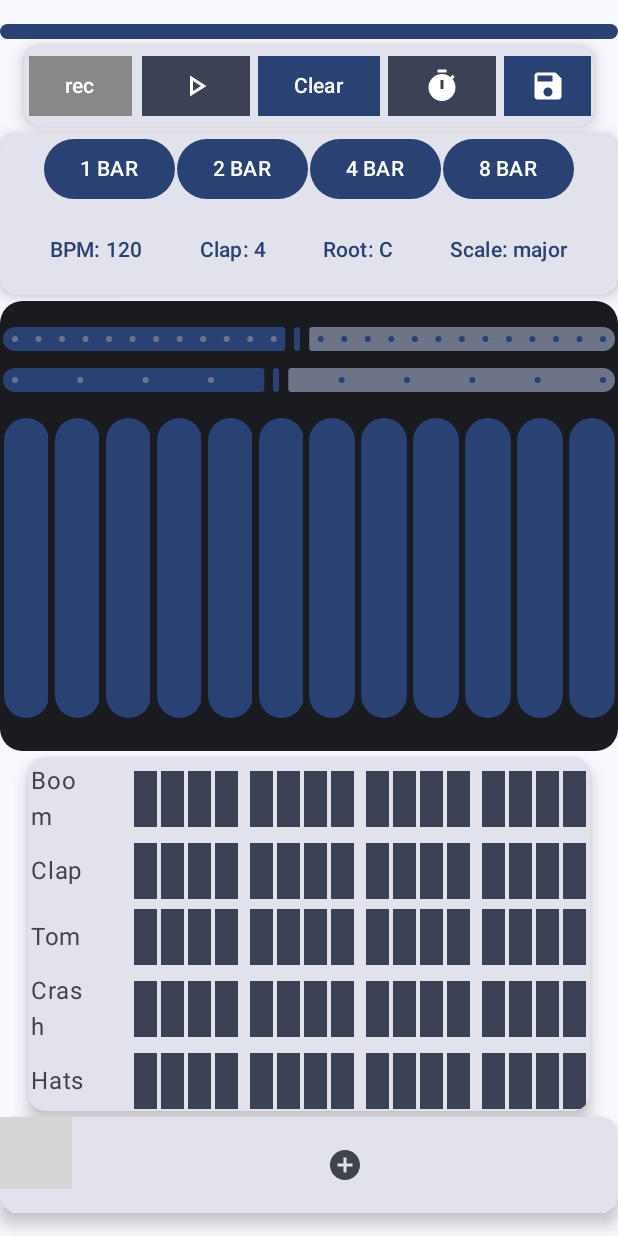
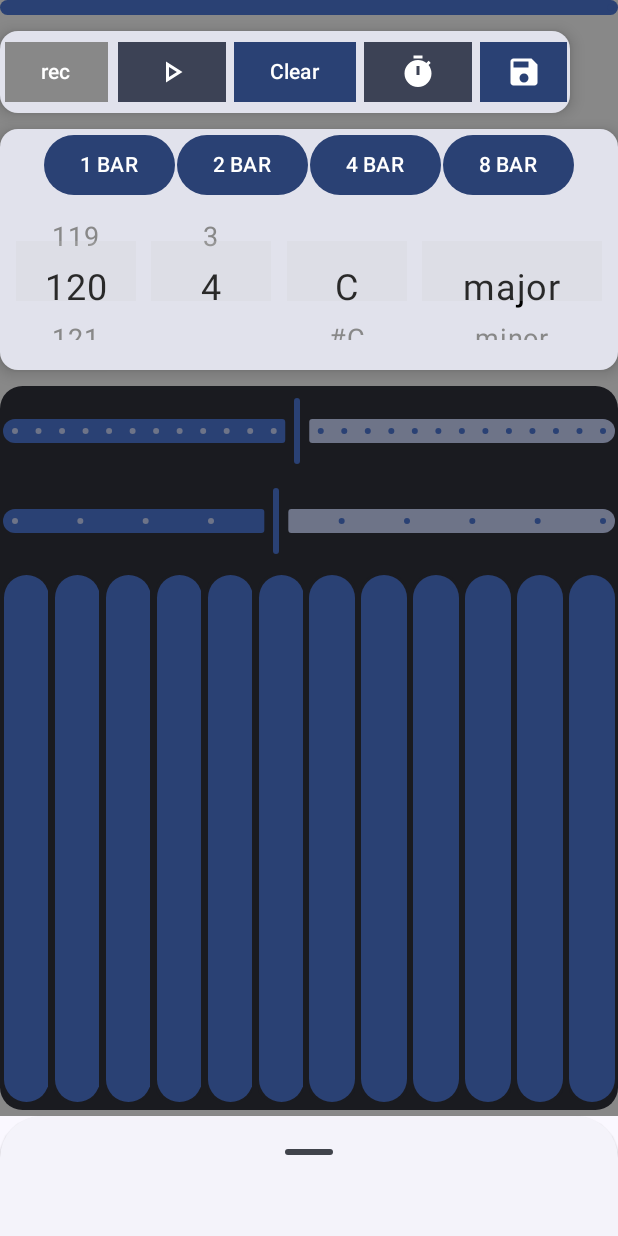
Before and after one commit to zongzixifi/AndroidSynth, an Android app built with Jetpack Compose: the @Preview function GreetingPreview, on a phone screen of 412 x 824 dp. Run offline under Robolectric (Android 15) with nearby library versions, the phone set to English and light mode, and no system bars; libraries missing offline, so code that uses them is left out: org.burnoutcrew.reorderable; network calls fail; 7 statements that could not run were skipped; grey boxes are pictures that could not be loaded.

Commit message:
V4.5 界面优化2

```diff
--- /dev/null
+++ b/app/src/main/java/com/example/project2/MusicGenPage/MusicGenItems.kt
@@ -0,0 +1,4 @@
+package com.example.project2.MusicGenPage
+
+class MusicGenItems {
+}
--- a/app/src/main/java/com/example/project2/SynthPage/MusicInfoItem.kt
+++ b/app/src/main/java/com/example/project2/SynthPage/MusicInfoItem.kt
@@ -1,11 +1,19 @@
 package com.example.project2.SynthPage
 
+import androidx.compose.foundation.background
+import androidx.compose.foundation.clickable
 import androidx.compose.foundation.layout.Arrangement
 import androidx.compose.foundation.layout.Box
 import androidx.compose.foundation.layout.Column
+import androidx.compose.foundation.layout.PaddingValues
 import androidx.compose.foundation.layout.Row
 import androidx.compose.foundation.layout.fillMaxWidth
+import androidx.compose.foundation.layout.height
 import androidx.compose.foundation.layout.padding
+import androidx.compose.foundation.layout.width
+import androidx.compose.foundation.lazy.LazyColumn
+import androidx.compose.foundation.lazy.itemsIndexed
+import androidx.compose.foundation.lazy.rememberLazyListState
 import androidx.compose.material3.Button
 import androidx.compose.material3.Card
 import androidx.compose.material3.CardDefaults
@@ -19,22 +27,26 @@ import androidx.compose.runtime.collectAsState
 import androidx.compose.runtime.getValue
 import androidx.compose.runtime.mutableStateOf
 import androidx.compose.runtime.remember
+import androidx.compose.runtime.rememberCoroutineScope
 import androidx.compose.runtime.setValue
 import androidx.compose.ui.Alignment
 import androidx.compose.ui.Modifier
+import androidx.compose.ui.graphics.Color
+import androidx.compose.ui.tooling.preview.Preview
 import androidx.compose.ui.unit.dp
+import androidx.compose.ui.unit.sp
 import androidx.lifecycle.viewmodel.compose.viewModel
 import com.example.project2.FluidSynthManager
+import kotlinx.coroutines.launch
 
 
 @Composable
-fun BasicMusicInfoSet(modifier: Modifier = Modifier, viewModel:MusicViewModel = viewModel()) {
+fun BasicMusicInfoSet(modifier: Modifier = Modifier, viewModel: MusicViewModel = viewModel()) {
     val musicInfo by viewModel.musicInfo.collectAsState()
 
     LaunchedEffect(musicInfo) {
         FluidSynthManager.setBasicMusicInfo(musicInfo.BPM, musicInfo.bar, musicInfo.clap)
     }
-
 
     Card(
         modifier = modifier,
@@ -44,11 +56,11 @@ fun BasicMusicInfoSet(modifier: Modifier = Modifier, viewModel:MusicViewModel =
         elevation = CardDefaults.cardElevation(
             defaultElevation = 6.dp
         ),
-    ){
+    ) {
         Column(
             modifier = Modifier
                 .fillMaxWidth(),
-            horizontalAlignment = Alignment.CenterHorizontally
+            horizontalAlignment = Alignment.CenterHorizontally,
         ) {
             Row(
                 modifier = Modifier,
@@ -75,50 +87,130 @@ fun BasicMusicInfoSet(modifier: Modifier = Modifier, viewModel:MusicViewModel =
                     }
                 ) { Text(text = "8 BAR") }
             }
+
             Row(
-                modifier = Modifier,
-                horizontalArrangement = Arrangement.spacedBy(1.dp)
-            ){
-                DropdownMenu(
-                    text = "BPM: ${musicInfo.BPM}",
-                    menuItemData = (40..240).toList().map { it.toString() },
-                    OnClick = {
-                        viewModel.updateBPM(it.toInt())
-                    }
+                modifier = Modifier.fillMaxWidth().padding(bottom = 20.dp),
+                horizontalArrangement = Arrangement.SpaceEvenly
+            ) {
+                PickerWheel(
+                    items = (40..240).toList().map { it.toString() },
+                    selectedIndex = musicInfo.BPM - 40,
+                    onItemSelected = {
+                        viewModel.updateBPM(it + 40)
+                    },
+                    modifier = Modifier.width(80.dp)
                 )
-                DropdownMenu(
-                    text = "Clap: ${musicInfo.clap}",
-                    menuItemData = (3..4).toList().map { it.toString() },
-                    OnClick = {
-                        viewModel.updateClap(it.toInt())
-                    }
+                PickerWheel(
+                    items = (3..4).toList().map { it.toString() },
+                    selectedIndex = musicInfo.clap - 3,
+                    onItemSelected = {
+                        viewModel.updateClap(it + 3)
+                    },
+                    modifier = Modifier.width(80.dp)
                 )
-                DropdownMenu(
-                    text = "Root: ${musicInfo.root}",
-                    menuItemData = listOf("C", "#C", "D", "#D", "E", "F", "#F", "G", "#G", "A", "#A", "B"),
-                    OnClick = {
-                        viewModel.updateRoot(it)
-                    }
+                val rootItems = listOf("C", "#C", "D", "#D", "E", "F", "#F", "G", "#G", "A", "#A", "B")
+                PickerWheel(
+                    items = rootItems,
+                    selectedIndex = rootItems.indexOf(musicInfo.root),
+                    onItemSelected = {
+                        viewModel.updateRoot(rootItems[it])
+                    },
+                    modifier = Modifier.width(80.dp)
                 )
-                DropdownMenu(
-                    text = "Scale: ${musicInfo.scale}",
-                    menuItemData = listOf("major", "minor", "blues", "dorian","major_pentatonic","minor_pentatonic","harmonic_minor","melodic_minor","dorian","phrygian","lydian","mixolydian","locrian"),
-                    OnClick = {
-                        viewModel.updateScale(it)
-                    }
+                val scaleItems = listOf("major", "minor", "blues", "dorian", "major_pentatonic", "minor_pentatonic", "harmonic_minor", "melodic_minor", "phrygian", "lydian", "mixolydian", "locrian")
+                PickerWheel(
+                    items = scaleItems,
+                    selectedIndex = scaleItems.indexOf(musicInfo.scale),
+                    onItemSelected = {
+                        viewModel.updateScale(scaleItems[it])
+                    },
+                    modifier = Modifier.width(120.dp)
+                )
+            }
+        }
+    }
+}
+
+// 滚筒选择器实现
+@Composable
+fun PickerWheel(
+    items: List<String>,
+    selectedIndex: Int,
+    onItemSelected: (Int) -> Unit,
+    modifier: Modifier = Modifier
+) {
+    val listState = rememberLazyListState()
+    val coroutineScope = rememberCoroutineScope()
+
+    // 初始滚动到选中项
+    LaunchedEffect(Unit) {
+        listState.scrollToItem(selectedIndex)
+    }
+
+    Box(modifier = modifier.height(120.dp)) {
+        LazyColumn(
+            state = listState,
+            modifier = Modifier
+                .fillMaxWidth()
+                .align(Alignment.Center),
+            contentPadding = PaddingValues(vertical = 40.dp), // 上下空出
+            horizontalAlignment = Alignment.CenterHorizontally
+        ) {
+            itemsIndexed(items) { index, item ->
+                Text(
+                    text = item,
+                    fontSize = if (index == selectedIndex) 24.sp else 18.sp,
+                    color = if (index == selectedIndex) Color.Black else Color.Gray,
+                    modifier = Modifier
+                        .padding(4.dp)
+                        .clickable {
+                            coroutineScope.launch {
+                                listState.animateScrollToItem(index)
+                                onItemSelected(index)
+                            }
+                        }
                 )
             }
         }
 
+        // 中间高亮线
+        Box(
+            Modifier
+                .fillMaxWidth()
+                .height(40.dp)
+                .align(Alignment.Center)
+                .background(Color.LightGray.copy(alpha = 0.2f))
+        )
     }
+}
+
+
+@Preview
+@Composable
+fun PreviewPickerWheel() {
+    var selectedBpmIndex by remember { mutableStateOf(60) }
+    val bpmList = (60..180).map { it.toString() }
+
+    PickerWheel(
+        items = bpmList,
+        selectedIndex = selectedBpmIndex - 60,
+        onItemSelected = { index -> selectedBpmIndex = index + 60 },
+        modifier = Modifier.width(100.dp).height(300.dp)
+    )
+}
+
+@Preview
+@Composable
+private fun prevControlBar() {
+    BasicMusicInfoSet()
 }
 
 @Composable
 fun DropdownMenu(
     modifier: Modifier = Modifier,
-    text :String,
-    menuItemData : List<String>,
-    OnClick : (String) -> Unit
+    text: String,
+    menuItemData: List<String>,
+    OnClick: (String) -> Unit
 ) {
     var expanded by remember { mutableStateOf(false) }
     // Placeholder list of 100 strings for demonstration
--- a/app/src/main/java/com/example/project2/SynthPage/SynthItems.kt
+++ b/app/src/main/java/com/example/project2/SynthPage/SynthItems.kt
@@ -9,12 +9,14 @@ import androidx.compose.foundation.layout.Box
 import androidx.compose.foundation.layout.BoxWithConstraints
 import androidx.compose.foundation.layout.Column
 import androidx.compose.foundation.layout.Row
+import androidx.compose.foundation.layout.Spacer
 import androidx.compose.foundation.layout.fillMaxHeight
 import androidx.compose.foundation.layout.fillMaxSize
 import androidx.compose.foundation.layout.fillMaxWidth
 import androidx.compose.foundation.layout.height
 import androidx.compose.foundation.layout.heightIn
 import androidx.compose.foundation.layout.padding
+import androidx.compose.foundation.layout.width
 import androidx.compose.foundation.lazy.LazyColumn
 import androidx.compose.foundation.lazy.rememberLazyListState
 import androidx.compose.foundation.shape.RoundedCornerShape
@@ -71,28 +73,28 @@ fun Keyboards(modifier: Modifier = Modifier, viewModel: MusicViewModel = viewMod
     ) {
         Column(
             modifier = Modifier,
-            verticalArrangement = Arrangement.SpaceEvenly,
+            verticalArrangement = Arrangement.Top,
             horizontalAlignment = Alignment.CenterHorizontally
         ) {
             Slider(
-                modifier = Modifier.height(5.dp),
+                modifier = Modifier.height(5.dp).weight(1f),
                 value = keyInterval.toFloat(),
                 valueRange = 1f..24f,
                 steps = 24,
                 onValueChange = { keyInterval = it.toInt()}
             )
             Slider(
-                modifier = Modifier.height(5.dp),
+                modifier = Modifier.height(5.dp).weight(1f),
                 value = octave.toFloat(),
                 valueRange = 1f..8f,
                 steps = 8,
                 onValueChange = { octave = it.toInt()}
             )
-
             Box(
                 modifier = Modifier
+                    .weight(6f)
+                    .padding(vertical = 5.dp)
                     .fillMaxWidth()
-                    .heightIn(min = 100.dp, max = 200.dp)
                     .onGloballyPositioned { layoutCoordinates ->
                         componentSize = layoutCoordinates.size
                     }
@@ -146,7 +148,7 @@ fun Keyboards(modifier: Modifier = Modifier, viewModel: MusicViewModel = viewMod
                         }
                     },
             ) {
-                KeyboardsItem(count = keyInterval)
+                KeyboardsItem(count = keyInterval, modifier = Modifier.matchParentSize())
             }
         }
     }
--- a/app/src/main/java/com/example/project2/SynthPage/SynthScreen.kt
+++ b/app/src/main/java/com/example/project2/SynthPage/SynthScreen.kt
@@ -1,19 +1,31 @@
 package com.example.project2.SynthPage
 
+import androidx.compose.foundation.background
 import androidx.compose.foundation.layout.Arrangement
+import androidx.compose.foundation.layout.Box
 import androidx.compose.foundation.layout.Column
 import androidx.compose.foundation.layout.Spacer
+import androidx.compose.foundation.layout.fillMaxHeight
 import androidx.compose.foundation.layout.fillMaxSize
+import androidx.compose.foundation.layout.fillMaxWidth
+import androidx.compose.foundation.layout.height
 import androidx.compose.foundation.layout.heightIn
 import androidx.compose.foundation.layout.padding
+import androidx.compose.foundation.rememberScrollState
+import androidx.compose.foundation.verticalScroll
+import androidx.compose.material3.BottomSheetScaffold
+import androidx.compose.material3.ExperimentalMaterial3Api
 import androidx.compose.material3.MaterialTheme
 import androidx.compose.material3.Surface
+import androidx.compose.material3.Text
+import androidx.compose.material3.rememberBottomSheetScaffoldState
 import androidx.compose.runtime.Composable
 import androidx.compose.runtime.DisposableEffect
 import androidx.compose.runtime.LaunchedEffect
 import androidx.compose.ui.Alignment
 import androidx.compose.ui.ExperimentalComposeUiApi
 import androidx.compose.ui.Modifier
+import androidx.compose.ui.graphics.Color
 import androidx.compose.ui.tooling.preview.Preview
 import androidx.compose.ui.unit.dp
 import com.example.project2.FluidSynthManager
@@ -41,24 +53,53 @@ fun SynthScreen(modifier: Modifier = Modifier, metronomeViewModel: MetronomeView
             .fillMaxSize(),
         color = MaterialTheme.colorScheme.background
     ) {
-        Column (
-            modifier = Modifier,
-            horizontalAlignment = Alignment.CenterHorizontally,
-            verticalArrangement = Arrangement.Center
-        ){
+        DualLayerScreen(metronomeViewModel = metronomeViewModel, filepath = filepath)
+    }
+}
+
+@OptIn(ExperimentalMaterial3Api::class)
+@Composable
+fun DualLayerScreen(modifier: Modifier = Modifier, metronomeViewModel: MetronomeViewModel, filepath : File) {
+    val sheetState = rememberBottomSheetScaffoldState()
+    BottomSheetScaffold(
+        scaffoldState = sheetState,
+        sheetPeekHeight = 80.dp, // 默认展示部分高度
+        sheetContent = {
+            // 上层滑动层
+            Column(
+                modifier = Modifier
+                    .fillMaxWidth()
+                    .height(400.dp)
+                    .verticalScroll(rememberScrollState())
+                    .padding(16.dp)
+            ) {
+                repeat(20) {
+                    Spacer(modifier = Modifier.padding(20.dp))
+                    DrumSet()
+                    Spacer(Modifier.padding(2.dp))
+                    VerticalReorderList()
+                }
+            }
+        }
+    ) {innerPadding ->
+        // 底层背景页面
+        Column(
+            modifier = Modifier
+                .padding(innerPadding)
+                .fillMaxSize()
+                .background(Color.Gray),
+        ) {
             LinearDeterminateIndicator(viewModel = metronomeViewModel)
-            Spacer(Modifier.padding(2.dp))
+            Spacer(Modifier.padding(5.dp))
             Buttons(filepath =  filepath, viewModel = metronomeViewModel)
-            Spacer(Modifier.padding(2.dp))
-            BasicMusicInfoSet()
-            Spacer(Modifier.padding(2.dp))
+            Spacer(Modifier.padding(5.dp))
+            BasicMusicInfoSet(modifier = Modifier.weight(1f))
+            Spacer(Modifier.padding(5.dp))
             Keyboards( modifier = Modifier
-                .heightIn(min = 10.dp, max = 300.dp),
+                .weight(3f)
+                .fillMaxHeight(),
             )
             Spacer(Modifier.padding(2.dp))
-            DrumSet()
-            Spacer(Modifier.padding(2.dp))
-            VerticalReorderList()
         }
     }
 }
```
Also changed, not shown: app/src/main/java/com/example/project2/MusicGenPage/MusicGenScreen.kt (+0 -89 lines), app/src/main/java/com/example/project2/MusicGenPage/MusicGenViewModel.kt (added, +114 -0 lines), app/src/main/java/com/example/project2/SynthPage/ChordItems.kt (+9 -1 lines).
